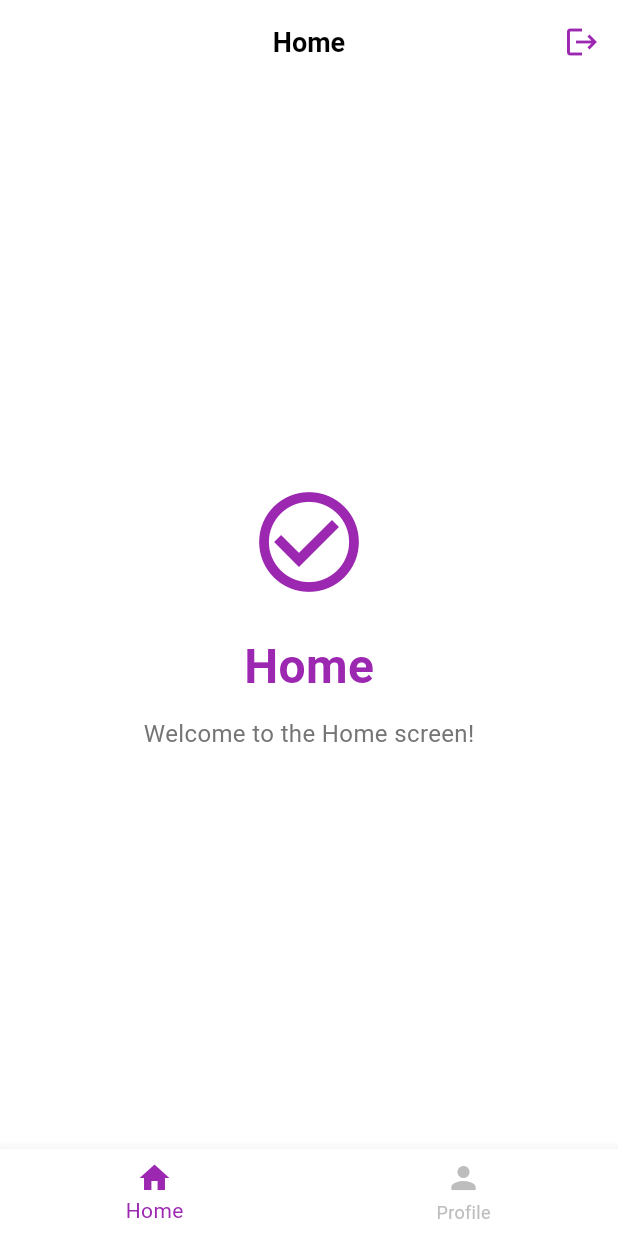
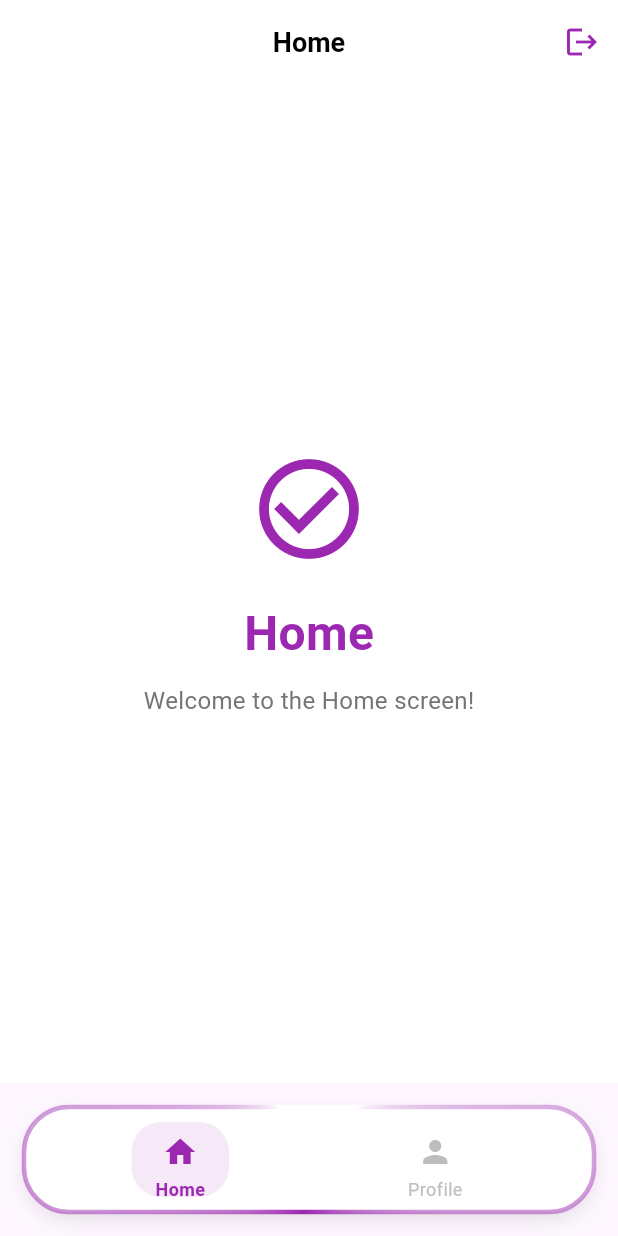
Before and after one commit to Adithyansyam/akshaya-requirements, a Flutter app: the screen it shows once a user with an empty profile is signed in, on a phone screen of 412 x 824 dp. Run offline on Flutter 3.47's test engine with Material 3 defaults, Android fonts, the phone set to English and light mode, and no system bars; our stand-ins replace cloud_firestore, firebase_auth, firebase_core; accounts and stored records are empty.

Commit message:
updated the nav bar

```diff
--- a/lib/widgets/homepage_navbar.dart
+++ b/lib/widgets/homepage_navbar.dart
@@ -1,6 +1,7 @@
 import 'package:flutter/material.dart';
+import 'dart:math' as math;
 
-class HomePageNavBar extends StatelessWidget {
+class HomePageNavBar extends StatefulWidget {
   final int currentIndex;
   final Function(int) onTap;
 
@@ -11,25 +12,169 @@ class HomePageNavBar extends StatelessWidget {
   });
 
   @override
+  State<HomePageNavBar> createState() => _HomePageNavBarState();
+}
+
+class _HomePageNavBarState extends State<HomePageNavBar>
+    with SingleTickerProviderStateMixin {
+  late AnimationController _animationController;
+
+  @override
+  void initState() {
+    super.initState();
+    _animationController = AnimationController(
+      vsync: this,
+      duration: const Duration(seconds: 3),
+    )..repeat();
+  }
+
+  @override
+  void dispose() {
+    _animationController.dispose();
+    super.dispose();
+  }
+
+  @override
   Widget build(BuildContext context) {
-    return BottomNavigationBar(
-      currentIndex: currentIndex,
-      onTap: onTap,
-      backgroundColor: Colors.white,
-      selectedItemColor: const Color(0xFF9C27B0),
-      unselectedItemColor: Colors.grey[400],
-      type: BottomNavigationBarType.fixed,
-      elevation: 8,
-      items: const [
-        BottomNavigationBarItem(
-          icon: Icon(Icons.home),
-          label: 'Home',
+    return Container(
+      margin: const EdgeInsets.all(16),
+      decoration: BoxDecoration(
+        color: Colors.white,
+        borderRadius: BorderRadius.circular(30),
+        boxShadow: [
+          BoxShadow(
+            color: Colors.black.withOpacity(0.1),
+            blurRadius: 10,
+            offset: const Offset(0, 5),
+          ),
+        ],
+      ),
+      child: AnimatedBuilder(
+        animation: _animationController,
+        builder: (context, child) {
+          return CustomPaint(
+            painter: AnimatedBorderPainter(
+              animation: _animationController,
+              color: const Color(0xFF9C27B0),
+            ),
+            child: Container(
+              height: 70,
+              padding: const EdgeInsets.symmetric(horizontal: 20, vertical: 10),
+              child: Row(
+                mainAxisAlignment: MainAxisAlignment.spaceAround,
+                children: [
+                  _buildNavItem(
+                    icon: Icons.home,
+                    label: 'Home',
+                    index: 0,
+                    isSelected: widget.currentIndex == 0,
+                  ),
+                  _buildNavItem(
+                    icon: Icons.person,
+                    label: 'Profile',
+                    index: 1,
+                    isSelected: widget.currentIndex == 1,
+                  ),
+                ],
+              ),
+            ),
+          );
+        },
+      ),
+    );
+  }
+
+  Widget _buildNavItem({
+    required IconData icon,
+    required String label,
+    required int index,
+    required bool isSelected,
+  }) {
+    return GestureDetector(
+      onTap: () => widget.onTap(index),
+      child: Container(
+        padding: const EdgeInsets.symmetric(horizontal: 16, vertical: 8),
+        decoration: BoxDecoration(
+          color: isSelected
+              ? const Color(0xFF9C27B0).withOpacity(0.1)
+              : Colors.transparent,
+          borderRadius: BorderRadius.circular(20),
         ),
-        BottomNavigationBarItem(
-          icon: Icon(Icons.person),
-          label: 'Profile',
+        child: Column(
+          mainAxisSize: MainAxisSize.min,
+          children: [
+            Icon(
+              icon,
+              color: isSelected
+                  ? const Color(0xFF9C27B0)
+                  : Colors.grey[400],
+              size: 24,
+            ),
+            const SizedBox(height: 4),
+            Text(
+              label,
+              style: TextStyle(
+                color: isSelected
+                    ? const Color(0xFF9C27B0)
+                    : Colors.grey[400],
+                fontSize: 12,
+                fontWeight: isSelected ? FontWeight.w600 : FontWeight.normal,
+              ),
+            ),
+          ],
         ),
-      ],
+      ),
     );
   }
 }
+
+class AnimatedBorderPainter extends CustomPainter {
+  final Animation<double> animation;
+  final Color color;
+
+  AnimatedBorderPainter({
+    required this.animation,
+    required this.color,
+  }) : super(repaint: animation);
+
+  @override
+  void paint(Canvas canvas, Size size) {
+    final rect = Rect.fromLTWH(0, 0, size.width, size.height);
+    final rrect = RRect.fromRectAndRadius(rect, const Radius.circular(30));
+
+    // Draw white background
+    final bgPaint = Paint()
+      ..color = Colors.white
+      ..style = PaintingStyle.fill;
+    canvas.drawRRect(rrect, bgPaint);
+
+    // Create gradient that rotates
+    final progress = animation.value;
+    final gradientRotation = progress * 2 * math.pi;
+
+    final gradient = SweepGradient(
+      colors: [
+        color,
+        color.withOpacity(0.5),
+        Colors.white,
+        Colors.white,
+        color.withOpacity(0.5),
+        color,
+      ],
+      stops: const [0.0, 0.2, 0.4, 0.6, 0.8, 1.0],
+      transform: GradientRotation(gradientRotation),
+    );
+
+    final paint = Paint()
+      ..shader = gradient.createShader(rect)
+      ..style = PaintingStyle.stroke
+      ..strokeWidth = 3;
+
+    canvas.drawRRect(rrect, paint);
+  }
+
+  @override
+  bool shouldRepaint(AnimatedBorderPainter oldDelegate) {
+    return oldDelegate.animation != animation;
+  }
+}
```
